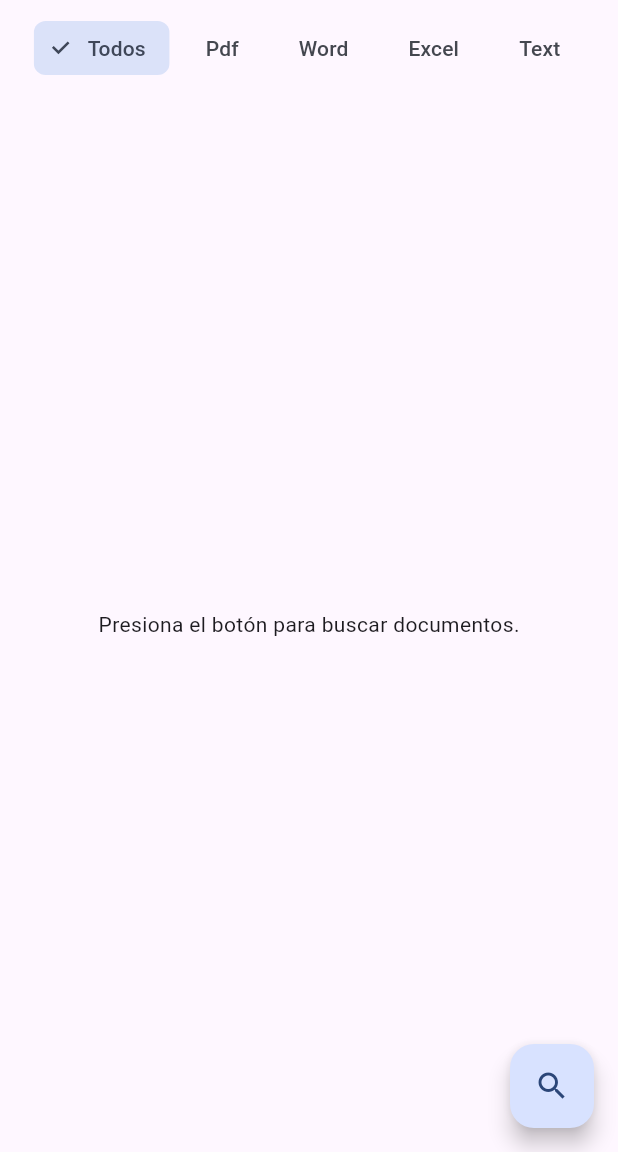
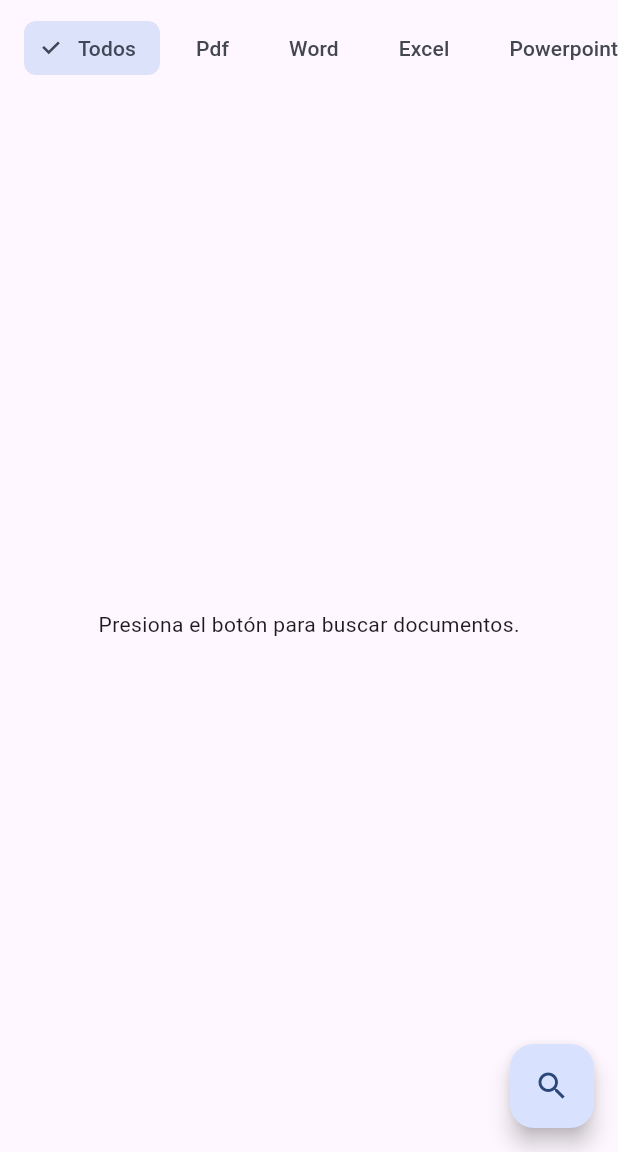
Before and after one commit to Juliocpo946/document_reader, a Flutter app: the screen it shows after launch, on a phone screen of 412 x 824 dp, the part 84-1236 px from its top. Run offline on Flutter 3.47's test engine with Material 3 defaults, Android fonts, the phone set to English and light mode, and no system bars; our stand-ins replace go_router, open_filex, permission_handler, share_plus; missing offline and left inert: flutter_file_view, flutter_pdfview.

Commit message:
implemenatcion de edit_nombre, eliminar, entre otras cosas

```diff
--- a/lib/app.dart
+++ b/lib/app.dart
@@ -1,7 +1,7 @@
+import 'package:doc_reader/core/utils/app_router.dart';
 import 'package:doc_reader/core/viewmodels/theme_provider.dart';
 import 'package:flutter/material.dart';
 import 'package:provider/provider.dart';
-import 'features/home/view/home_view.dart';
 import 'features/home/viewmodel/home_viewmodel.dart';
 import 'core/utils/app_theme.dart';
 
@@ -17,20 +17,13 @@ class MyApp extends StatelessWidget {
       ],
       child: Consumer<ThemeProvider>(
         builder: (context, themeProvider, child) {
-          final theme = themeProvider.themeMode == ThemeMode.light
-              ? AppTheme.lightTheme
-              : AppTheme.darkTheme;
-          return AnimatedTheme(
-            data: theme,
-            duration: const Duration(milliseconds: 400),
-            child: MaterialApp(
-              debugShowCheckedModeBanner: false,
-              title: 'Lector de Documentos',
-              theme: AppTheme.lightTheme,
-              darkTheme: AppTheme.darkTheme,
-              themeMode: themeProvider.themeMode,
-              home: const HomeView(),
-            ),
+          return MaterialApp.router(
+            routerConfig: AppRouter.router,
+            debugShowCheckedModeBanner: false,
+            title: 'Lector de Documentos',
+            theme: AppTheme.lightTheme,
+            darkTheme: AppTheme.darkTheme,
+            themeMode: themeProvider.themeMode,
           );
         },
       ),
--- a/lib/core/models/document_model.dart
+++ b/lib/core/models/document_model.dart
@@ -3,7 +3,7 @@ import 'package:path/path.dart' as p;
 import 'package:intl/intl.dart';
 import '../utils/app_theme.dart';
 
-enum DocumentType { pdf, word, excel, text, unknown }
+enum DocumentType { pdf, word, excel, powerpoint, text, unknown }
 
 extension DocumentTypeExtension on DocumentType {
   Color get color {
@@ -11,6 +11,7 @@ extension DocumentTypeExtension on DocumentType {
       case DocumentType.pdf: return AppTheme.pdfColor;
       case DocumentType.word: return AppTheme.wordColor;
       case DocumentType.excel: return AppTheme.excelColor;
+      case DocumentType.powerpoint: return AppTheme.powerpointColor;
       case DocumentType.text: return AppTheme.textColor;
       default: return Colors.grey.shade600;
     }
@@ -21,6 +22,7 @@ extension DocumentTypeExtension on DocumentType {
       case DocumentType.pdf: return Icons.picture_as_pdf_rounded;
       case DocumentType.word: return Icons.description_rounded;
       case DocumentType.excel: return Icons.table_chart_rounded;
+      case DocumentType.powerpoint: return Icons.slideshow_rounded;
       case DocumentType.text: return Icons.article_rounded;
       default: return Icons.insert_drive_file_rounded;
     }
@@ -62,6 +64,7 @@ class Document {
       case '.pdf': type = DocumentType.pdf; break;
       case '.doc': case '.docx': type = DocumentType.word; break;
       case '.xls': case '.xlsx': type = DocumentType.excel; break;
+      case '.ppt': case '.pptx': type = DocumentType.powerpoint; break;
       case '.txt': type = DocumentType.text; break;
       default: type = DocumentType.unknown;
     }
--- /dev/null
+++ b/lib/core/utils/app_router.dart
@@ -0,0 +1,38 @@
+import 'package:go_router/go_router.dart';
+import '../../features/home/view/home_view.dart';
+import '../../features/pdf_viewer/pdf_viewer_view.dart';
+import '../../features/text_viewer/text_viewer_view.dart';
+import '../../features/office_viewer/office_viewer_view.dart';
+import '../models/document_model.dart';
+
+class AppRouter {
+  static final GoRouter router = GoRouter(
+    routes: [
+      GoRoute(
+        path: '/',
+        builder: (context, state) => const HomeView(),
+      ),
+      GoRoute(
+        path: '/pdf-viewer',
+        builder: (context, state) {
+          final doc = state.extra as Document;
+          return PdfViewerPage(document: doc);
+        },
+      ),
+      GoRoute(
+        path: '/text-viewer',
+        builder: (context, state) {
+          final doc = state.extra as Document;
+          return TxtViewerPage(document: doc);
+        },
+      ),
+      GoRoute(
+        path: '/office-viewer',
+        builder: (context, state) {
+          final doc = state.extra as Document;
+          return OfficeViewerPage(document: doc);
+        },
+      ),
+    ],
+  );
+}
--- a/lib/core/utils/app_theme.dart
+++ b/lib/core/utils/app_theme.dart
@@ -1,10 +1,11 @@
 import 'package:flutter/material.dart';
 
 class AppTheme {
-  static const Color pdfColor = Color(0xFFE53935);
-  static const Color wordColor = Color(0xFF1E88E5);
-  static const Color excelColor = Color(0xFF43A047);
-  static const Color textColor = Color(0xFF8D6E63);
+  static const Color pdfColor = Color(0xFFD32F2F);
+  static const Color wordColor = Color(0xFF1976D2);
+  static const Color excelColor = Color(0xFF388E3C);
+  static const Color powerpointColor = Color(0xFFD85D01);
+  static const Color textColor = Color(0xFF616161);
 
   static final ThemeData lightTheme = _buildTheme(Brightness.light);
   static final ThemeData darkTheme = _buildTheme(Brightness.dark);
--- a/pubspec.yaml
+++ b/pubspec.yaml
@@ -14,13 +14,15 @@ dependencies:
   cupertino_icons: ^1.0.8
   file_picker: ^8.0.0
   flutter_pdfview: ^1.3.2
-  open_filex: ^4.4.0
   provider: ^6.1.2
   go_router: ^14.2.0
   path: ^1.9.0
   permission_handler: ^11.3.1
   intl: ^0.19.0
   share_plus: ^9.0.0
+  flutter_file_view: ^2.2.1
+  open_filex: ^4.4.0
+
 
 dev_dependencies:
   flutter_test:
```
Also changed, not shown: lib/features/home/view/widgets/document_grid_item.dart (+22 -1 lines), lib/features/home/view/widgets/document_list_item.dart (+22 -1 lines), lib/features/office_viewer/office_viewer_view.dart (added, +23 -0 lines), lib/features/pdf_viewer/pdf_viewer_view.dart (added, +24 -0 lines), lib/features/text_viewer/text_viewer_view.dart (added, +44 -0 lines), pubspec.lock, 2 other files.
